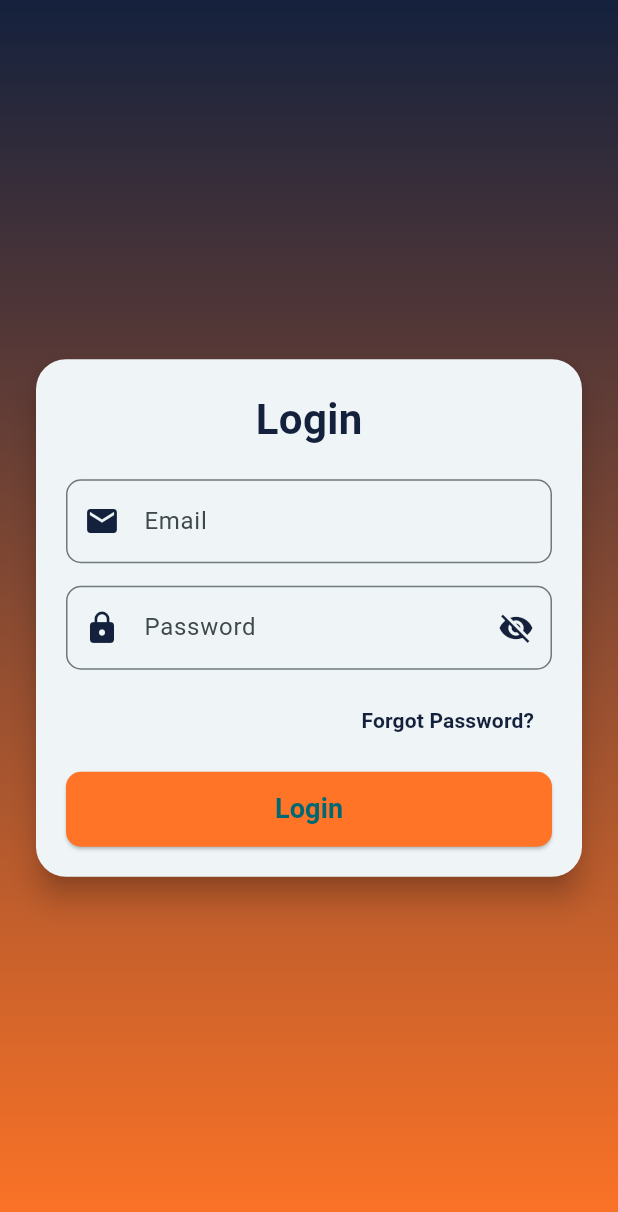
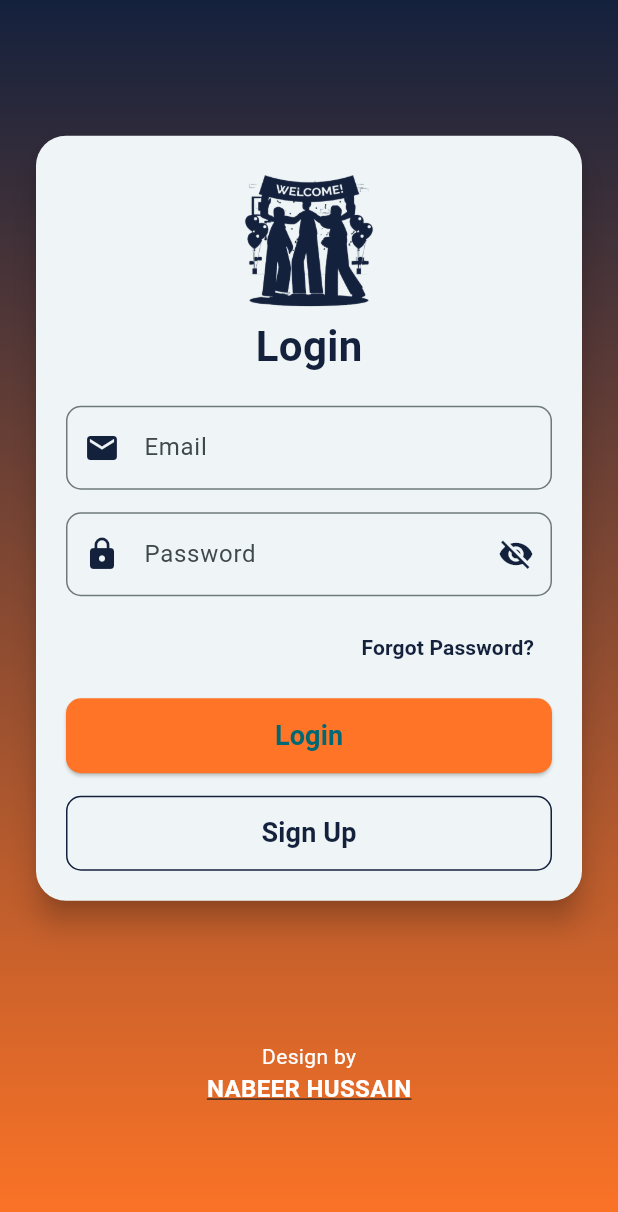
Before and after one commit to NabeerHussain/pratice-app, a Flutter app: the screen it shows after launch, on a phone screen of 412 x 824 dp. Shown: the top 1212 px of the screen. Run offline on Flutter 3.47's test engine with Material 3 defaults, Android fonts, the light colour scheme and no system bars; our stand-ins replace get; missing offline and left inert: flutter_keychain; accounts and stored records are empty.

Commit message:
login ui is updated

```diff
--- a/lib/screens/login_screen.dart
+++ b/lib/screens/login_screen.dart
@@ -2,11 +2,19 @@ import 'package:flutter/material.dart';
 import 'package:get/get.dart';
 import 'package:pratise_app/services/controllers/login_controller.dart';
 
-class LoginScreen extends StatelessWidget {
+
+class LoginScreen extends StatefulWidget {
+  @override
+  State<LoginScreen> createState() => _LoginScreenState();
+}
+
+class _LoginScreenState extends State<LoginScreen> {
   final LoginController controller = Get.put(LoginController());
+
   final _formKey = GlobalKey<FormState>();
 
   @override
+
   Widget build(BuildContext context) {
     return Scaffold(
       body: Container(
@@ -22,7 +30,11 @@ class LoginScreen extends StatelessWidget {
         child: Center(
           child: Padding(
             padding: const EdgeInsets.symmetric(horizontal: 20),
-            child: Card(
+            child: SingleChildScrollView(
+              child: Column(
+                mainAxisSize: MainAxisSize.min,
+                children: [
+                  Card(
                     elevation: 8,
                     shape: RoundedRectangleBorder(
                       borderRadius: BorderRadius.circular(20),
@@ -34,6 +46,8 @@ class LoginScreen extends StatelessWidget {
                         child: Column(
                           mainAxisSize: MainAxisSize.min,
                           children: [
+                            ImageIcon( AssetImage('assets/pic.png'), size: 100, color: Color(0xFF14213D)),
+
                             Text(
                               "Login",
                               style: TextStyle(
@@ -50,27 +64,33 @@ class LoginScreen extends StatelessWidget {
                               onChanged: (val) => controller.email.value = val,
                               decoration: InputDecoration(
                                 labelText: "Email",
-                          prefixIcon: Icon(Icons.email, color: Color(0xFF14213D)),
+                                prefixIcon:
+                                    Icon(Icons.email, color: Color(0xFF14213D)),
                                 border: OutlineInputBorder(
                                   borderRadius: BorderRadius.circular(10),
                                 ),
                               ),
                               validator: (value) {
-                          if (value == null || value.isEmpty) return "Email is required";
-                          if (!GetUtils.isEmail(value)) return "Enter a valid email";
+                                if (value == null || value.isEmpty)
+                                  return "Email is required";
+                                if (!GetUtils.isEmail(value))
+                                  return "Enter a valid email";
                                 return null;
                               },
                             ),
                             SizedBox(height: 15),
 
                             // Password Field
-                      Obx(() => TextFormField(
+                            Obx(
+                              () => TextFormField(
                                 controller: controller.passwordController,
-                            onChanged: (val) => controller.password.value = val,
+                                onChanged: (val) =>
+                                    controller.password.value = val,
                                 obscureText: controller.isPasswordHidden.value,
                                 decoration: InputDecoration(
                                   labelText: "Password",
-                              prefixIcon: Icon(Icons.lock, color: Color(0xFF14213D)),
+                                  prefixIcon:
+                                      Icon(Icons.lock, color: Color(0xFF14213D)),
                                   border: OutlineInputBorder(
                                     borderRadius: BorderRadius.circular(10),
                                   ),
@@ -88,11 +108,14 @@ class LoginScreen extends StatelessWidget {
                                   ),
                                 ),
                                 validator: (value) {
-                              if (value == null || value.isEmpty) return "Password is required";
-                              if (value.length < 6) return "Password must be at least 6 characters";
+                                  if (value == null || value.isEmpty)
+                                    return "Password is required";
+                                  if (value.length < 6)
+                                    return "Password must be at least 6 characters";
                                   return null;
                                 },
-                          )),
+                              ),
+                            ),
                             SizedBox(height: 10),
 
                             // Forgot Password
@@ -105,6 +128,7 @@ class LoginScreen extends StatelessWidget {
                                   style: TextStyle(
                                     color: Color(0xFF14213D),
                                     fontWeight: FontWeight.bold,
+
                                   ),
                                 ),
                               ),
@@ -112,7 +136,8 @@ class LoginScreen extends StatelessWidget {
                             SizedBox(height: 10),
 
                             // Login Button
-                      Obx(() => controller.isLoading.value
+                            Obx(
+                              () => controller.isLoading.value
                                   ? CircularProgressIndicator()
                                   : SizedBox(
                                       width: double.infinity,
@@ -121,7 +146,8 @@ class LoginScreen extends StatelessWidget {
                                         style: ElevatedButton.styleFrom(
                                           backgroundColor: Color(0xFFFF7426),
                                           shape: RoundedRectangleBorder(
-                                    borderRadius: BorderRadius.circular(10),
+                                            borderRadius:
+                                                BorderRadius.circular(10),
                                           ),
                                         ),
                                         onPressed: () {
@@ -131,13 +157,69 @@ class LoginScreen extends StatelessWidget {
                                         },
                                         child: Text(
                                           "Login",
-                                  style: TextStyle(fontSize: 18, fontWeight: FontWeight.bold),
+                                          style: TextStyle(
+                                              fontSize: 18,
+                                              fontWeight: FontWeight.bold),
                                         ),
                                       ),
-                            )),
+                                    ),
+                            ),
+                            SizedBox(height: 15),
+
+                            // Signup Button
+                            SizedBox(
+                              width: double.infinity,
+                              height: 50,
+                              child: OutlinedButton(
+                                style: OutlinedButton.styleFrom(
+                                  side: BorderSide(color: Color(0xFF14213D)),
+                                  shape: RoundedRectangleBorder(
+                                    borderRadius: BorderRadius.circular(10),
+                                  ),
+                                ),
+                                onPressed: () {
+                                  Get.toNamed('/signup');
+                                },
+                                child: Text(
+                                  "Sign Up",
+                                  style: TextStyle(
+                                      fontSize: 18,
+                                      fontWeight: FontWeight.bold,
+                                      color: Color(0xFF14213D)),
+                                ),
+                              ),
+                            ),
                           ],
                         ),
                       ),
+                    ),
+                  ),
+                  SizedBox(height: 90),
+
+                  // Powered by NABEER HUSSAIN
+                  Column(
+                    children: [
+                      Text(
+                        "Design by",
+                        style: TextStyle(color: Colors.white, fontSize: 14),
+                      ),
+                      GestureDetector(
+                        onTap: () {
+                          Get.toNamed("https://nabeer.netlify.app");
+                        },
+                        child: Text(
+                          "NABEER HUSSAIN",
+                          style: TextStyle(
+                            color: Colors.white,
+                            fontSize: 16,
+                            fontWeight: FontWeight.bold,
+                            decoration: TextDecoration.underline,
+                          ),
+                        ),
+                      ),
+                    ],
+                  ),
+                ],
               ),
             ),
           ),
--- a/lib/services/controllers/login_controller.dart
+++ b/lib/services/controllers/login_controller.dart
@@ -15,6 +15,7 @@ class LoginController extends GetxController {
 
   final emailController = TextEditingController();
   final passwordController = TextEditingController();
+
 
   Future<void> login() async {
     print("Login process started...");
@@ -51,7 +52,7 @@ class LoginController extends GetxController {
         await FlutterKeychain.put(key: "token", value: userResponse.token);
         print('login token: ${userResponse.token}');
         log("Token saved successfully!");
-        Get.off(DemoApp());
+        Get.off(EasyPaisaDashboard());
         // Get.offNamed('DemoApp');
       }
     } catch (e) {
@@ -70,7 +71,7 @@ class LoginController extends GetxController {
       print('Stored Token: $token');
 
       if (token != null) {
-        Get.off(DemoApp());
+        Get.off(EasyPaisaDashboard());
       }
     } catch (e) {
       log("Error retrieving token: $e");
```
Also changed, not shown: lib/demo.dart (+52 -15 lines). Lines whose indentation alone changed are shown as unchanged.
